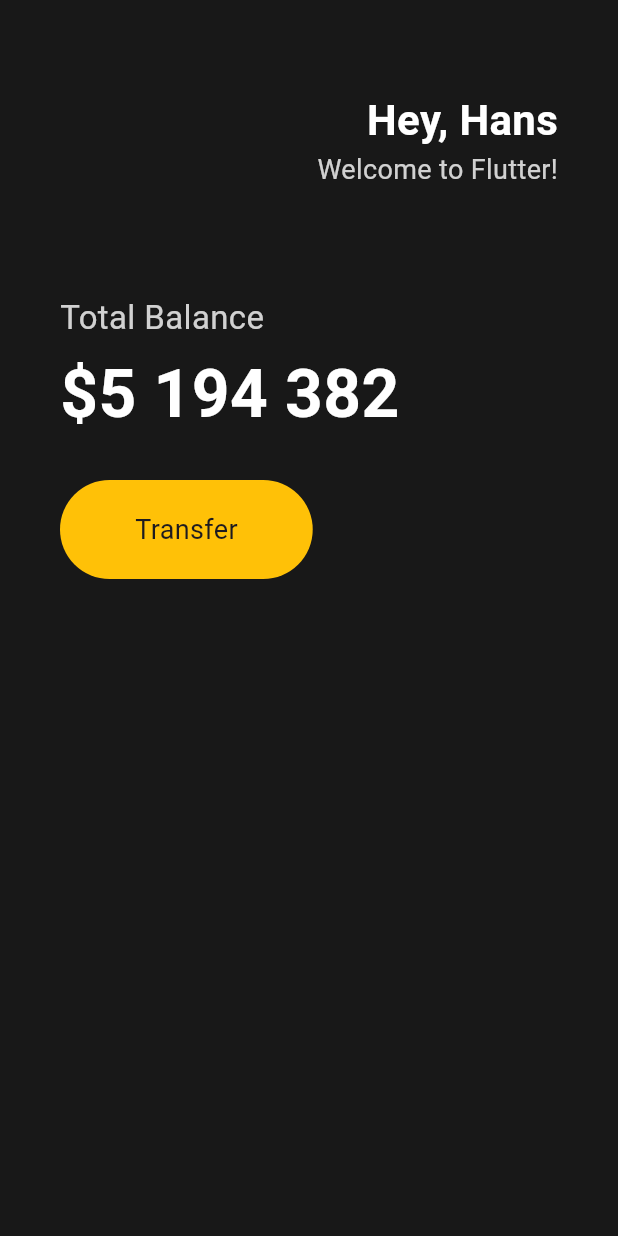
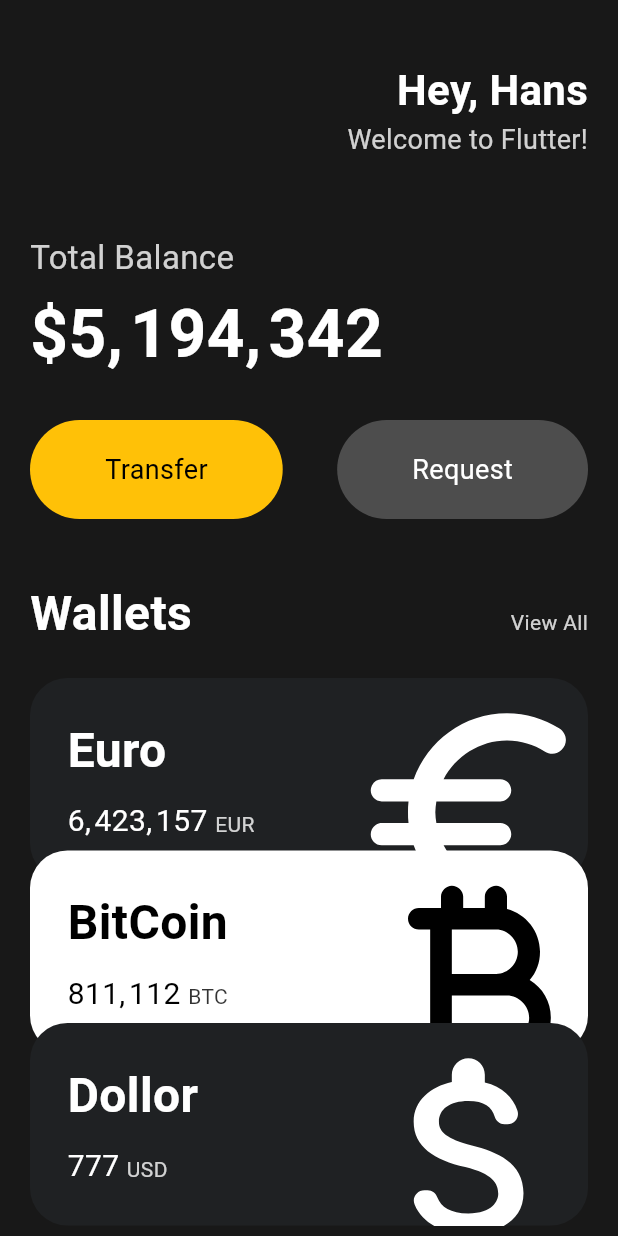
Before and after one commit to mintcoo/flutter-practice, a Flutter app: the screen it shows after launch, on a phone screen of 412 x 824 dp. Run offline on Flutter 3.47's test engine with Material 3 defaults, Android fonts, the phone set to English and light mode, and no system bars; our stand-ins replace shared_preferences.

Commit message:
toonflix CSS UI 완성 코드 챌린지 해보자

```diff
--- a/practice2024/toonflix2024/lib/main.dart
+++ b/practice2024/toonflix2024/lib/main.dart
@@ -1,4 +1,7 @@
 import 'package:flutter/material.dart';
+import 'package:toonflix2024/utils/number_formatter.dart';
+import 'package:toonflix2024/widgets/button.dart';
+import 'package:toonflix2024/widgets/currency_card.dart';
 
 void main() {
   runApp(const App());
@@ -13,12 +16,15 @@ class App extends StatelessWidget {
         home: Scaffold(
       backgroundColor: const Color(0xFF181818),
       body: Padding(
-        padding: const EdgeInsets.symmetric(horizontal: 40),
+        padding: const EdgeInsets.symmetric(
+          horizontal: 20,
+        ),
+        child: SingleChildScrollView(
           child: Column(
             crossAxisAlignment: CrossAxisAlignment.start,
             children: [
               const SizedBox(
-              height: 60,
+                height: 40,
               ),
               Row(
                 mainAxisAlignment: MainAxisAlignment.end,
@@ -46,7 +52,7 @@ class App extends StatelessWidget {
                 ],
               ),
               const SizedBox(
-              height: 70,
+                height: 50,
               ),
               Text(
                 "Total Balance",
@@ -58,9 +64,9 @@ class App extends StatelessWidget {
               const SizedBox(
                 height: 5,
               ),
-            const Text(
-              "\$5 194 382",
-              style: TextStyle(
+              Text(
+                "\$${formatWithCommas(5194342)}",
+                style: const TextStyle(
                   fontSize: 44,
                   fontWeight: FontWeight.w600,
                   color: Colors.white,
@@ -69,28 +75,75 @@ class App extends StatelessWidget {
               const SizedBox(
                 height: 25,
               ),
+              const Row(
+                mainAxisAlignment: MainAxisAlignment.spaceBetween,
+                children: [
+                  Button(
+                      text: "Transfer",
+                      bgColor: Colors.amber,
+                      textColor: Colors.black),
+                  Button(
+                      text: "Request",
+                      bgColor: Color.fromARGB(255, 77, 77, 77),
+                      textColor: Colors.white),
+                ],
+              ),
+              const SizedBox(
+                height: 40,
+              ),
               Row(
+                mainAxisAlignment: MainAxisAlignment.spaceBetween,
+                crossAxisAlignment: CrossAxisAlignment.baseline,
+                textBaseline: TextBaseline.alphabetic,
                 children: [
-                Container(
-                  decoration: BoxDecoration(
-                      color: Colors.amber,
-                      borderRadius: BorderRadius.circular(45)),
-                  child: const Padding(
-                    padding: EdgeInsets.symmetric(
-                      vertical: 20,
-                      horizontal: 50,
-                    ),
-                    child: Text(
-                      "Transfer",
+                  const Text(
+                    "Wallets",
                     style: TextStyle(
-                        fontSize: 18,
+                      color: Colors.white,
+                      fontSize: 32,
+                      fontWeight: FontWeight.w600,
                     ),
                   ),
+                  Text(
+                    "View All",
+                    style: TextStyle(
+                      color: Colors.white.withOpacity(0.8),
                     ),
-                )
+                  ),
                 ],
-            )
+              ),
+              const SizedBox(
+                height: 20,
+              ),
+              const CurrencyCard(
+                name: "Euro",
+                code: "EUR",
+                money: 6423157,
+                icon: Icons.euro_rounded,
+                isWhite: false,
+              ),
+              Transform.translate(
+                offset: const Offset(0, -20),
+                child: const CurrencyCard(
+                  name: "BitCoin",
+                  code: "BTC",
+                  money: 811112,
+                  icon: Icons.currency_bitcoin_rounded,
+                  isWhite: true,
+                ),
+              ),
+              Transform.translate(
+                offset: const Offset(0, -40),
+                child: const CurrencyCard(
+                  name: "Dollor",
+                  code: "USD",
+                  money: 777,
+                  icon: Icons.attach_money_rounded,
+                  isWhite: false,
+                ),
+              ),
             ],
+          ),
         ),
       ),
     ));
--- /dev/null
+++ b/practice2024/toonflix2024/lib/utils/number_formatter.dart
@@ -0,0 +1,5 @@
+String formatWithCommas(int number) {
+  final numberStr = number.toString();
+  final regExp = RegExp(r'\B(?=(\d{3})+(?!\d))');
+  return numberStr.replaceAllMapped(regExp, (match) => ',\u200A');
+}
--- /dev/null
+++ b/practice2024/toonflix2024/lib/widgets/button.dart
@@ -0,0 +1,35 @@
+import 'package:flutter/material.dart';
+
+class Button extends StatelessWidget {
+  final String text;
+  final Color bgColor;
+  final Color textColor;
+
+  const Button({
+    super.key,
+    required this.text,
+    required this.bgColor,
+    required this.textColor,
+  });
+
+  @override
+  Widget build(BuildContext context) {
+    return Container(
+      decoration: BoxDecoration(
+          color: bgColor, borderRadius: BorderRadius.circular(45)),
+      child: Padding(
+        padding: const EdgeInsets.symmetric(
+          vertical: 20,
+          horizontal: 50,
+        ),
+        child: Text(
+          text,
+          style: TextStyle(
+            fontSize: 18,
+            color: textColor,
+          ),
+        ),
+      ),
+    );
+  }
+}
--- /dev/null
+++ b/practice2024/toonflix2024/lib/widgets/currency_card.dart
@@ -0,0 +1,89 @@
+import 'package:flutter/material.dart';
+import 'package:toonflix2024/utils/number_formatter.dart';
+
+class CurrencyCard extends StatelessWidget {
+  final String name, code;
+  final int money;
+  final IconData icon;
+  final bool isWhite;
+
+  const CurrencyCard({
+    super.key,
+    required this.name,
+    required this.code,
+    required this.money,
+    required this.icon,
+    required this.isWhite,
+  });
+
+  @override
+  Widget build(BuildContext context) {
+    return Container(
+      clipBehavior: Clip.hardEdge,
+      decoration: BoxDecoration(
+        borderRadius: BorderRadius.circular(25),
+        color: isWhite ? Colors.white : const Color(0xFF1F2123),
+      ),
+      child: Padding(
+        padding: const EdgeInsets.all(25),
+        child: Row(
+          mainAxisAlignment: MainAxisAlignment.spaceBetween,
+          children: [
+            Column(
+              crossAxisAlignment: CrossAxisAlignment.start,
+              children: [
+                Text(
+                  name,
+                  style: TextStyle(
+                    color: isWhite ? Colors.black : Colors.white,
+                    fontSize: 32,
+                    fontWeight: FontWeight.w600,
+                  ),
+                ),
+                const SizedBox(
+                  height: 10,
+                ),
+                Row(
+                  mainAxisAlignment: MainAxisAlignment.spaceBetween,
+                  crossAxisAlignment: CrossAxisAlignment.baseline,
+                  textBaseline: TextBaseline.alphabetic,
+                  children: [
+                    Text(
+                      formatWithCommas(money),
+                      style: TextStyle(
+                        color: isWhite ? Colors.black : Colors.white,
+                        fontSize: 20,
+                      ),
+                    ),
+                    const SizedBox(
+                      width: 5,
+                    ),
+                    Text(
+                      code,
+                      style: TextStyle(
+                        color: isWhite
+                            ? Colors.black.withOpacity(0.8)
+                            : Colors.white.withOpacity(0.8),
+                      ),
+                    ),
+                  ],
+                )
+              ],
+            ),
+            Transform.scale(
+              scale: 2.2,
+              child: Transform.translate(
+                offset: const Offset(-5, 10),
+                child: Icon(
+                  icon,
+                  color: isWhite ? Colors.black : Colors.white,
+                  size: 80,
+                ),
+              ),
+            )
+          ],
+        ),
+      ),
+    );
+  }
+}
```
Also changed, not shown: 2 other files. Lines whose indentation alone changed are shown as unchanged.
